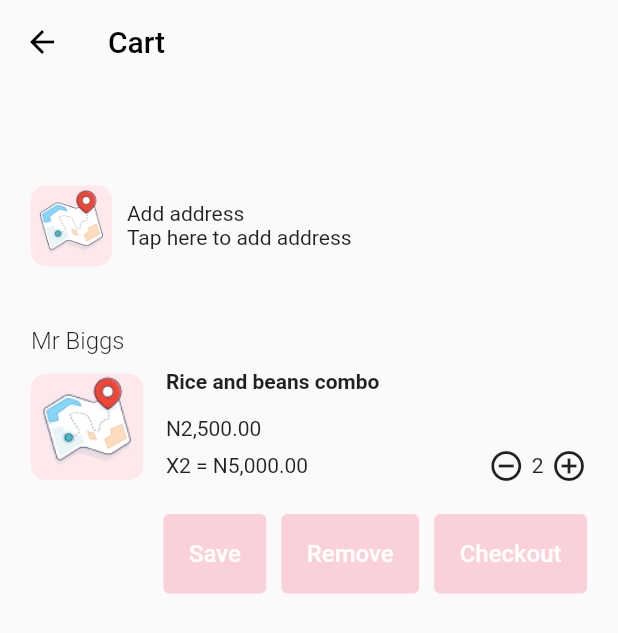
After one commit to festgo12/shareFood_mobile, a Flutter app: the CartScreen screen opened directly, on a phone screen of 412 x 824 dp. The commit adds this screen. Shown: the top 633 px of the screen. Run offline on Flutter 3.47's test engine with Material 2 defaults, Android fonts, the phone set to English and light mode, and no system bars; our stand-ins replace country_picker, flutter_svg, pinput.

Commit message:
worked on the cart screen

```diff
--- a/lib/ui/screens/auth_screen/otp_screen.dart
+++ b/lib/ui/screens/auth_screen/otp_screen.dart
@@ -13,6 +13,27 @@ class OtpScreen extends StatefulWidget {
 }
 
 class _OtpScreenState extends State<OtpScreen> {
+
+  final defaultPinTheme = PinTheme(
+    width: 56,
+    height: 56,
+    textStyle: TextStyle(fontSize: 20, color: Colors.black, fontWeight: FontWeight.w600),
+    decoration: BoxDecoration(
+      //border: Border.all(color:Colors.black),
+      borderRadius: BorderRadius.circular(20),
+    ),
+  );
+
+  // final focusedPinTheme = defaultPinTheme.copyDecorationWith(
+  //   border: Border.all(color: Color.fromRGBO(114, 178, 238, 1)),
+  //   borderRadius: BorderRadius.circular(8),
+  // );
+
+  // final submittedPinTheme = defaultPinTheme.copyWith(
+  //   decoration: defaultPinTheme.decoration.copyWith(
+  //     color: Color.fromRGBO(234, 239, 243, 1),
+  //   ),
+  // );
 
   @override
   Widget build(BuildContext context) {
@@ -39,7 +60,18 @@ class _OtpScreenState extends State<OtpScreen> {
                 fontWeight: FontWeight.w400
             ),),
             SizedBox(height: 40),
-
+            Pinput(
+              //defaultPinTheme: defaultPinTheme,
+              mainAxisAlignment: MainAxisAlignment.spaceAround,
+              //focusedPinTheme: focusedPinTheme,
+              //submittedPinTheme: submittedPinTheme,
+              // validator: (s) {
+              //   return s == '2222' ? null : 'Pin is incorrect';
+              // },
+              pinputAutovalidateMode: PinputAutovalidateMode.onSubmit,
+              showCursor: true,
+              onCompleted: (pin) => print(pin),
+            ),
             Spacer(),
             Row(
               children: [
--- /dev/null
+++ b/lib/ui/screens/cart_screen.dart
@@ -0,0 +1,152 @@
+import 'package:flutter/material.dart';
+import 'package:shared_food/widgets/custom_botton.dart';
+import '../size_config/size_config_impl2.dart';
+import 'package:flutter_svg/flutter_svg.dart';
+
+class CartScreen extends StatefulWidget {
+  const CartScreen({Key? key}) : super(key: key);
+
+  @override
+  State<CartScreen> createState() => _CartScreenState();
+}
+
+class _CartScreenState extends State<CartScreen> {
+  @override
+  Widget build(BuildContext context) {
+    return Scaffold(
+      extendBodyBehindAppBar: true,
+      appBar: AppBar(
+        iconTheme: IconThemeData(
+          color: Colors.black
+        ),
+        backgroundColor: Colors.transparent,
+        elevation: 0,
+        title: Text('Cart',style: TextStyle(color: Colors.black),),
+      ),
+      body: Padding(
+        padding:  EdgeInsets.symmetric(vertical:SizeConfig.heightOf(15),horizontal: SizeConfig.widthOf(5)),
+        child: Column(
+          crossAxisAlignment: CrossAxisAlignment.start,
+          children: [
+            Row(
+              mainAxisAlignment: MainAxisAlignment.start,
+              crossAxisAlignment: CrossAxisAlignment.center,
+              children: [
+                Container(
+                  decoration: BoxDecoration(
+                    borderRadius: BorderRadius.circular(10),
+                    color: Color(0xffFDE8EC),
+                    image: DecorationImage(
+                      image:AssetImage('images/Location.png'),
+                      fit: BoxFit.cover
+                    )
+                  ),
+                  width:54,
+                  height: 54,
+                ),
+                SizedBox(width: 10,),
+                Column(
+                  crossAxisAlignment: CrossAxisAlignment.start,
+                  //mainAxisAlignment: MainAxisAlignment.center,
+                  children: const [
+                    Text('Add address',style: TextStyle(
+                      fontSize: 14,
+                      fontWeight: FontWeight.w400
+                    ),
+                    ),
+                    Text('Tap here to add address',style: TextStyle(
+                        fontSize: 14,
+                        fontWeight: FontWeight.w400
+                    ),),
+                  ],
+                )
+              ],
+            ),
+            SizedBox(height: 40,),
+            Text('Mr Biggs',style: TextStyle(
+              fontSize: 16,
+              fontWeight: FontWeight.w300
+            ),),
+            SizedBox(height: 10,),
+            Row(
+              //crossAxisAlignment: CrossAxisAlignment.start,
+              children: [
+                Container(
+                  decoration: BoxDecoration(
+                      borderRadius: BorderRadius.circular(10),
+                      color: Color(0xffFDE8EC),
+                      image: DecorationImage(
+                          image:AssetImage('images/Location.png'),
+                          fit: BoxFit.cover
+                      )
+                  ),
+                  width:75,
+                  height: 71,
+                ),
+                SizedBox(width: 15,),
+                Column(
+                  crossAxisAlignment: CrossAxisAlignment.start,
+                  children:  [
+                    Text('Rice and beans combo',style: TextStyle(
+                        fontSize: 14,
+                        fontWeight: FontWeight.bold),),
+                    SizedBox(height: 15,),
+                    Text('N2,500.00',style: TextStyle(
+                        fontSize: 14,
+                        fontWeight: FontWeight.w400
+                    ),),
+                    SizedBox(height: 5,),
+                    Row(
+                      children: [
+                        Text('X2 = N5,000.00',style: TextStyle(
+                            fontSize: 14,
+                            fontWeight: FontWeight.w400
+                        ),),
+                       SizedBox(width: 120,),
+                       //Spacer(),
+                        Row(
+                          children: [
+                            Icon(Icons.remove_circle_outline),
+                            SizedBox(width: 5,),
+                            Text('2'),
+                            SizedBox(width: 5,),
+                            Icon(Icons.add_circle_outline),
+                          ],
+                        ),
+                      ],
+                    )
+                  ],
+                )
+              ],
+            ),
+            SizedBox(height: 20,),
+            Row(
+              mainAxisAlignment: MainAxisAlignment.end,
+              children: [
+                CustomButton(
+                  text: 'Save',
+                  onPressed: (){},
+                  backgroundColor: Color(0xffFBD1D9),
+                ),
+                SizedBox(width: 10,),
+                CustomButton(
+                  text: 'Remove',
+                  onPressed: (){},
+                  backgroundColor: Color(0xffFBD1D9),
+                ),
+                SizedBox(width: 10,),
+                CustomButton(
+                  text: 'Checkout',
+                  onPressed: (){
+                    print('null');
+                  },
+                  backgroundColor: Color(0xffFBD1D9),
+                )
+              ],
+            )
+          ],
+        ),
+      ),
+    );
+  }
+}
--- a/lib/ui/screens/home_screen.dart
+++ b/lib/ui/screens/home_screen.dart
@@ -6,7 +6,7 @@ class HomeScreen extends StatelessWidget {
   @override
   Widget build(BuildContext context) {
     return Container(
-      color: Colors.yellow,
+      //color: Colors.yellow,
     );
   }
 }
--- /dev/null
+++ b/lib/ui/screens/uploadVideo_screen.dart
@@ -0,0 +1,18 @@
+import 'package:flutter/material.dart';
+
+
+class UploadVideoScreen extends StatefulWidget {
+  const UploadVideoScreen({Key? key}) : super(key: key);
+
+  @override
+  State<UploadVideoScreen> createState() => _UploadVideoScreenState();
+}
+
+class _UploadVideoScreenState extends State<UploadVideoScreen> {
+  @override
+  Widget build(BuildContext context) {
+    return Container(
+      color: Colors.deepPurple,
+    );
+  }
+}
--- a/lib/widgets/navigation_container.dart
+++ b/lib/widgets/navigation_container.dart
@@ -1,7 +1,9 @@
 import 'package:flutter/material.dart';
+import 'package:shared_food/ui/screens/cart_screen.dart';
 import 'package:shared_food/ui/screens/home_screen.dart';
 import 'package:shared_food/ui/screens/profile_screen.dart';
 import 'package:shared_food/ui/screens/search_screen.dart';
+import 'package:shared_food/ui/screens/uploadVideo_screen.dart';
 import 'package:shared_food/widgets/custom_bottom_navbar.dart';
 import 'package:flutter_svg/flutter_svg.dart';
 
@@ -15,13 +17,12 @@ class NavigationContainer extends StatefulWidget {
 class _NavigationContainerState extends State<NavigationContainer> {
   int _selectedPageIndex = 0;
 
-  List _pages = [HomeScreen(), SearchScreen(), ProfileScreen()];
-
-  //  _onIconTapped(index){
-  //   setState((){
-  //     _selectedPageIndex = index;
-  //   });
-  // }
+  final List _pages = [
+        HomeScreen(),
+        SearchScreen(),
+        UploadVideoScreen(),
+        ProfileScreen(),
+        CartScreen()];
   @override
   Widget build(BuildContext context) {
     return Scaffold(
@@ -38,7 +39,7 @@ class _NavigationContainerState extends State<NavigationContainer> {
               label: 'Home'
           ),
           BottomNavigationBarItem(
-              icon: SvgPicture.asset('svgs/home.svg'),
+              icon: ImageIcon(AssetImage('images/Search.png')),
               label: 'Search'
           ),
           BottomNavigationBarItem(
@@ -67,14 +68,6 @@ class _NavigationContainerState extends State<NavigationContainer> {
           ),
         ],
       ),
-      // bottomNavigationBar: CustomBottomNavBar(
-      //   selectedPageIndex: _selectedPageIndex,
-      //   onIconTap: (index){
-      //     setState((){
-      //       _selectedPageIndex = index;
-      //     });
-      //   },
-      // ),
     );
   }
 }
```
Also changed, not shown: images/2.0x/Location.png (added), images/2.0x/Search.png (added), images/3.0x/Location.png (added), images/3.0x/Search.png (added), images/Location.png (added), images/Search.png (added), svgs/Location.svg (added).
